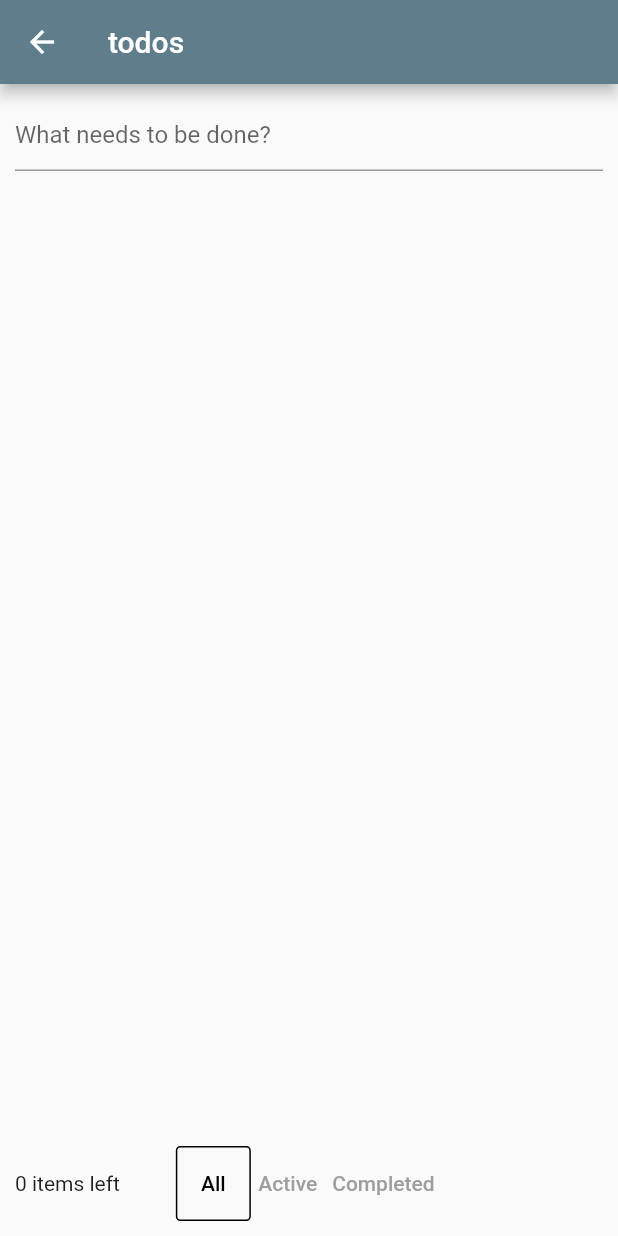
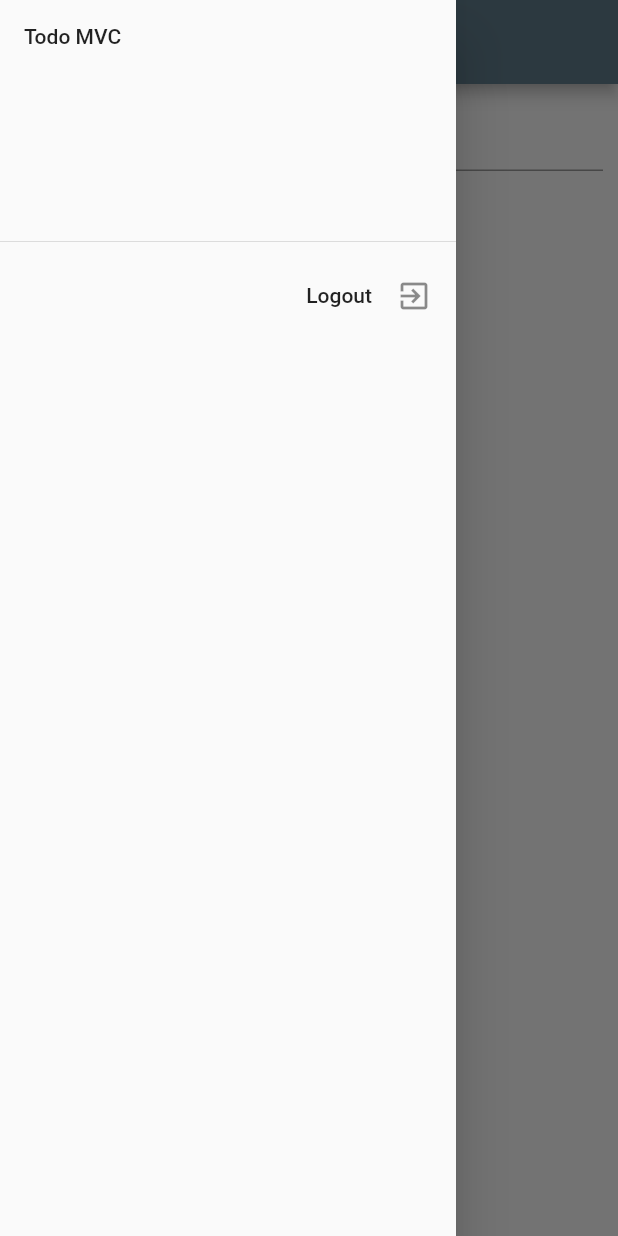
Before and after one commit to flutter-institute/todomvc, a Flutter app: the TodoList screen opened by its route, with the side drawer open (before the commit the screen has no drawer), on a phone screen of 412 x 824 dp. Run offline on Flutter 3.47's test engine with Material 2 defaults, Android fonts, the phone set to English and light mode, and no system bars; our stand-ins replace firebase_auth, google_sign_in; accounts and stored records are empty; Roboto replaces fonts that are missing (Helvetica Neue).

Commit message:
Adding basic logout functionality

```diff
--- a/lib/src/pages/todo_list.dart
+++ b/lib/src/pages/todo_list.dart
@@ -79,6 +79,24 @@ class TodoListState extends State<TodoList> {
     return new Scaffold(
       appBar: new AppBar(
         title: new Text('todos'),
+      ),
+      drawer: new Drawer(
+        child: new ListView(
+          primary: false,
+          children: <Widget>[
+            new DrawerHeader(
+              child: new Text('Todo MVC'),
+            ),
+            new ListTile(
+              title: new Text('Logout', textAlign: TextAlign.right),
+              trailing: new Icon(Icons.exit_to_app),
+              onTap: () async {
+                await signOutWithGoogle();
+                Navigator.of(context).pushReplacementNamed('/');
+              },
+            ),
+          ],
+        ),
       ),
       body: new Column(
         children: <Widget>[
```
